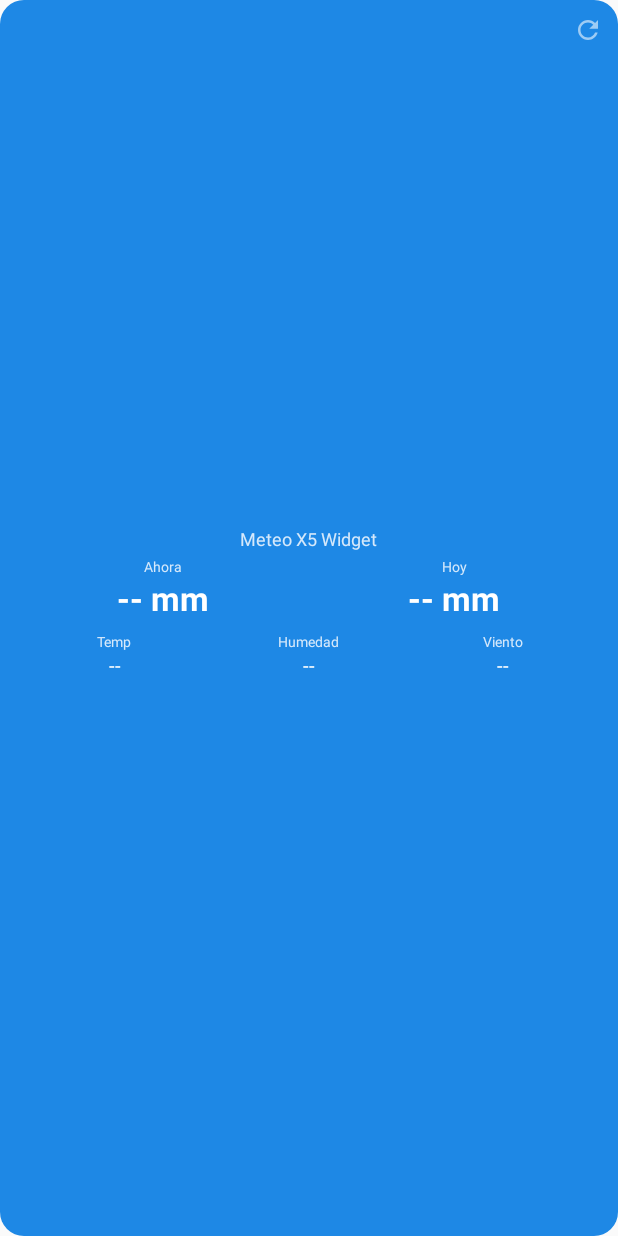
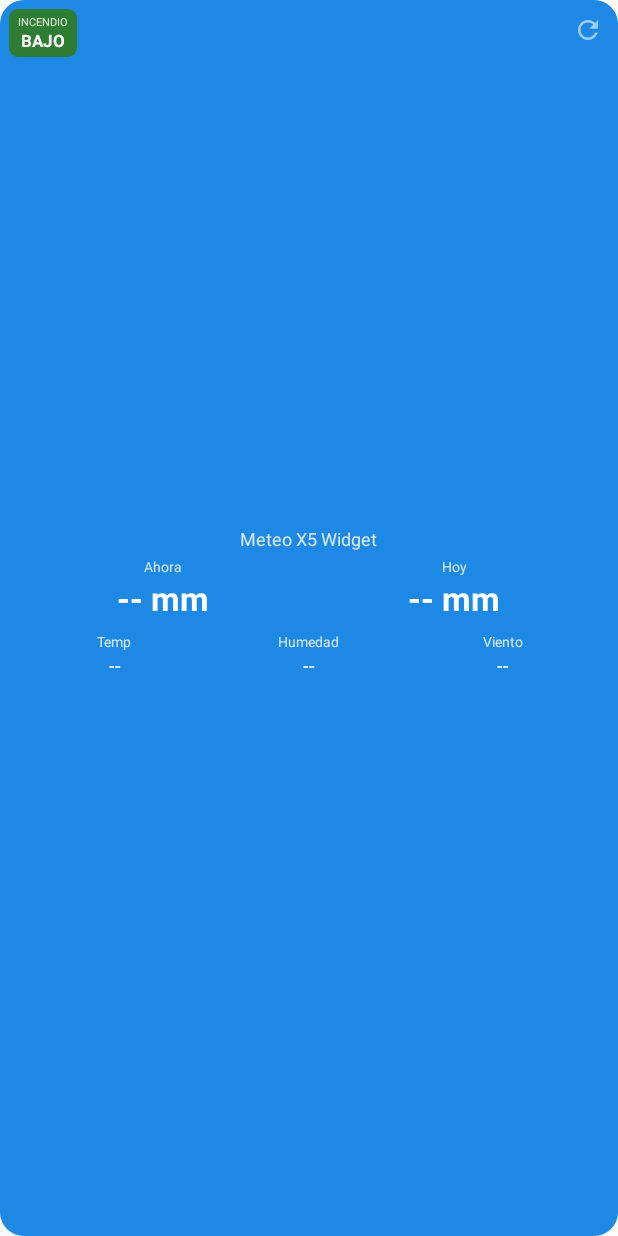
Before and after one commit to jordiespuny/meteox5-widget, an Android app: the layout widget_x5.xml on its own in the app's theme, with its tools: preview values and no code run, on a phone screen of 412 x 824 dp. Run offline under Robolectric (Android 15) with nearby library versions, the phone set to English and light mode, and no system bars.

Commit message:
Mostrar el peligro de incendio como cartel de nivel, no como numero
Sustituye el arco circular con el valor 0-100 por un cartel compacto
("INCENDIO" + bajo/moderado/alto/extremo) que cambia de color de verde
a rojo. Un "24/100" invitaba a leerse como "24% de probabilidad de
incendio", justo lo que los dos documentos de referencia advierten que
este indice no es: mide peligro meteorologico, no probabilidad.

El nivel sale directo de los umbrales del modelo (0.5/1.2/2.5), asi que
se elimina el mapeo a 0-100 y el dibujo por Canvas, ya sin uso.

```diff
--- /dev/null
+++ b/app/src/main/res/drawable/fire_chip_extreme.xml
@@ -0,0 +1,5 @@
+<shape xmlns:android="http://schemas.android.com/apk/res/android"
+    android:shape="rectangle">
+    <solid android:color="@color/fire_extreme" />
+    <corners android:radius="6dp" />
+</shape>
--- /dev/null
+++ b/app/src/main/res/drawable/fire_chip_high.xml
@@ -0,0 +1,5 @@
+<shape xmlns:android="http://schemas.android.com/apk/res/android"
+    android:shape="rectangle">
+    <solid android:color="@color/fire_high" />
+    <corners android:radius="6dp" />
+</shape>
--- /dev/null
+++ b/app/src/main/res/drawable/fire_chip_low.xml
@@ -0,0 +1,5 @@
+<shape xmlns:android="http://schemas.android.com/apk/res/android"
+    android:shape="rectangle">
+    <solid android:color="@color/fire_low" />
+    <corners android:radius="6dp" />
+</shape>
--- /dev/null
+++ b/app/src/main/res/drawable/fire_chip_moderate.xml
@@ -0,0 +1,5 @@
+<shape xmlns:android="http://schemas.android.com/apk/res/android"
+    android:shape="rectangle">
+    <solid android:color="@color/fire_moderate" />
+    <corners android:radius="6dp" />
+</shape>
--- a/app/src/main/res/layout/widget_x5.xml
+++ b/app/src/main/res/layout/widget_x5.xml
@@ -161,13 +161,39 @@
 
     </LinearLayout>
 
-    <ImageView
+    <LinearLayout
         android:id="@+id/widget_fire_risk"
-        android:layout_width="34dp"
-        android:layout_height="34dp"
+        android:layout_width="wrap_content"
+        android:layout_height="wrap_content"
         android:layout_gravity="top|start"
         android:layout_margin="6dp"
-        android:contentDescription="@string/fire_risk_description" />
+        android:orientation="vertical"
+        android:gravity="center"
+        android:paddingLeft="6dp"
+        android:paddingRight="6dp"
+        android:paddingTop="3dp"
+        android:paddingBottom="3dp"
+        android:background="@drawable/fire_chip_low">
+
+        <TextView
+            android:layout_width="wrap_content"
+            android:layout_height="wrap_content"
+            android:textColor="#FFFFFF"
+            android:textSize="7sp"
+            android:alpha="0.85"
+            android:text="@string/fire_risk_chip_title" />
+
+        <TextView
+            android:id="@+id/widget_fire_risk_level"
+            android:layout_width="wrap_content"
+            android:layout_height="wrap_content"
+            android:textColor="#FFFFFF"
+            android:textSize="11sp"
+            android:textStyle="bold"
+            android:textAllCaps="true"
+            android:text="@string/fire_risk_low" />
+
+    </LinearLayout>
 
     <ImageView
         android:id="@+id/widget_refresh"
--- a/app/src/main/res/values/colors.xml
+++ b/app/src/main/res/values/colors.xml
@@ -4,4 +4,9 @@
     <color name="widget_text_secondary">#D6E9FB</color>
     <color name="widget_text_muted">#8FB8DE</color>
     <color name="widget_stale">#FFD54F</color>
+    <!-- Fondos del cartel de peligro de incendio; todos con texto blanco encima. -->
+    <color name="fire_low">#2E7D32</color>
+    <color name="fire_moderate">#A67C00</color>
+    <color name="fire_high">#D84315</color>
+    <color name="fire_extreme">#B71C1C</color>
 </resources>
--- a/app/src/main/res/values/strings.xml
+++ b/app/src/main/res/values/strings.xml
@@ -9,6 +9,7 @@
     <string name="wind_value">%1$.0f km/h %3$s\n%2$s</string>
     <string name="wind_value_no_direction">%1$.0f km/h</string>
     <string name="fire_risk_description">Peligro meteorológico de incendio: %1$s</string>
+    <string name="fire_risk_chip_title">INCENDIO</string>
     <string name="fire_risk_low">bajo</string>
     <string name="fire_risk_moderate">moderado</string>
     <string name="fire_risk_high">alto</string>
```
Also changed, not shown: app/src/main/java/net/zoom3/meteox5widget/FireRisk.kt (+1 -67 lines), app/src/main/java/net/zoom3/meteox5widget/MeteoX5Widget.kt (+11 -2 lines), 1 other file.
